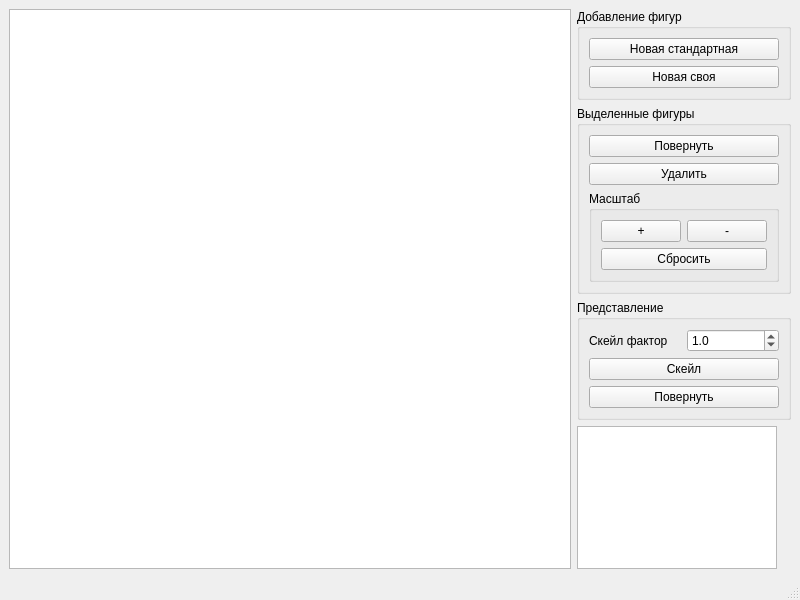
Above: src/mainwindow/mainwindow.ui from hBuzzy/QGraphicsFrameworkSample before the change. Below: the same form after it.
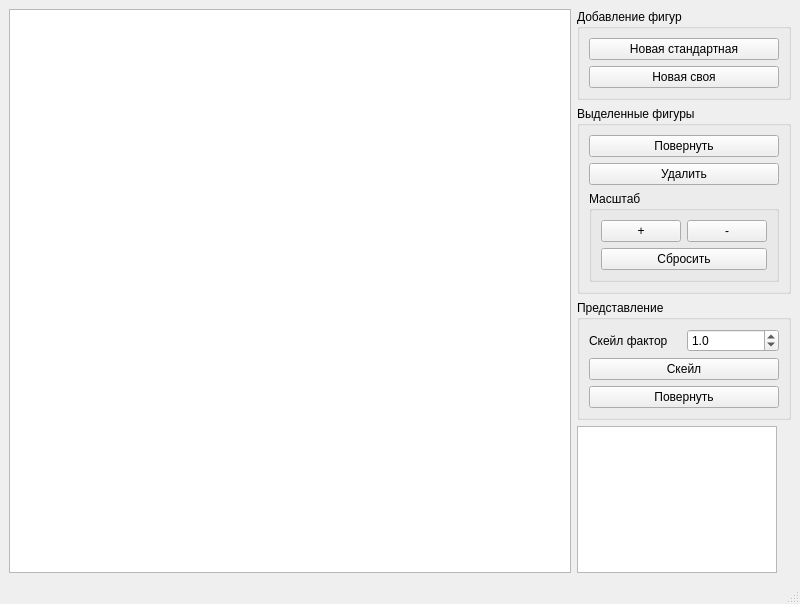
That is the form after the change. Custom widgets are drawn as their Qt base class.

```diff
--- a/src/mainwindow/mainwindow.ui
+++ b/src/mainwindow/mainwindow.ui
@@ -7,7 +7,7 @@
     <x>0</x>
     <y>0</y>
     <width>800</width>
-    <height>600</height>
+    <height>604</height>
    </rect>
   </property>
   <property name="windowTitle">
```
